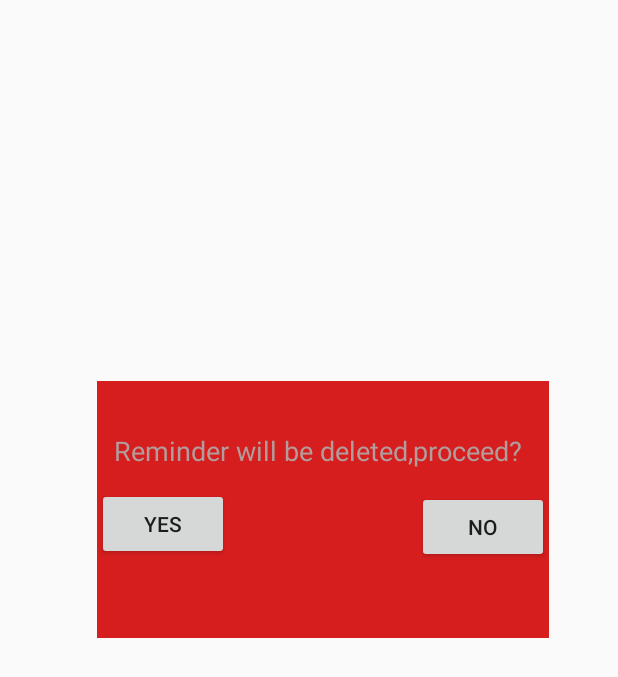
After one commit to mohamed-mokhtar/RemindMe, an Android app: the layout delete_warning.xml on its own in the app's theme, with its tools: preview values and no code run, on a phone screen of 412 x 824 dp. The commit adds this screen. Shown: the top 677 px of the screen. Run offline under Robolectric (Android 15) with nearby library versions, the phone set to English and light mode, and no system bars.

Commit message:
edit+delete done 1st rem is crashing

```diff
--- a/app/src/main/java/com/remindme/RemindersDbAdapter.java
+++ b/app/src/main/java/com/remindme/RemindersDbAdapter.java
@@ -112,7 +112,7 @@ public class RemindersDbAdapter {
     }
     //TODO implement the function deleteReminderById() to delete a certain reminder given its id
     public void deleteReminderById(int nId) {
-        String DELETE_ID =  "DELETE FROM " + TABLE_NAME + " WHERE " + COL_ID + " = "+ Integer.toString(nId)+" );" ;
+        String DELETE_ID =  "DELETE FROM " + TABLE_NAME + " WHERE (" + COL_ID + " = "+ Integer.toString(nId)+" );" ;
         Log.w(TAG, DELETE_ID);
         mDb.execSQL(DELETE_ID);
     }
--- a/app/src/main/res/layout/activity_main.xml
+++ b/app/src/main/res/layout/activity_main.xml
@@ -27,6 +27,10 @@
         android:id="@+id/list_view_id"
         android:layout_width="match_parent"
         android:layout_height="wrap_content"
-        tools:listitem="@layout/reminder_item" />
+        tools:listitem="@layout/reminder_item"
+        android:clickable="false"
+        android:descendantFocusability="blocksDescendants"
+        android:focusable="false"
+        android:focusableInTouchMode="false"/>
 
 </LinearLayout>
--- /dev/null
+++ b/app/src/main/res/layout/delete_warning.xml
@@ -0,0 +1,58 @@
+<?xml version="1.0" encoding="utf-8"?>
+<androidx.constraintlayout.widget.ConstraintLayout xmlns:android="http://schemas.android.com/apk/res/android"
+    xmlns:app="http://schemas.android.com/apk/res-auto"
+    xmlns:tools="http://schemas.android.com/tools"
+    android:layout_width="match_parent"
+    android:layout_height="match_parent">
+
+    <androidx.constraintlayout.widget.ConstraintLayout
+        android:layout_width="301dp"
+        android:layout_height="171dp"
+        android:background="#D61E1E"
+        app:layout_constraintBottom_toBottomOf="parent"
+        app:layout_constraintEnd_toEndOf="parent"
+        app:layout_constraintHorizontal_bias="0.582"
+        app:layout_constraintStart_toStartOf="parent"
+        app:layout_constraintTop_toTopOf="parent"
+        app:layout_constraintVertical_bias="0.389"
+        tools:ignore="MissingConstraints">
+
+        <Button
+            android:id="@+id/buttonyes"
+            android:layout_width="wrap_content"
+            android:layout_height="wrap_content"
+            android:text="YES"
+            app:layout_constraintBottom_toBottomOf="parent"
+            app:layout_constraintEnd_toEndOf="parent"
+            app:layout_constraintHorizontal_bias="0.0"
+            app:layout_constraintStart_toStartOf="parent"
+            app:layout_constraintTop_toBottomOf="@+id/warning"
+            app:layout_constraintVertical_bias="0.198" />
+
+        <Button
+            android:id="@+id/buttonno"
+            android:layout_width="wrap_content"
+            android:layout_height="wrap_content"
+            android:layout_marginBottom="36dp"
+            android:text="NO"
+            app:layout_constraintBottom_toBottomOf="parent"
+            app:layout_constraintEnd_toEndOf="parent"
+            app:layout_constraintHorizontal_bias="1.0"
+            app:layout_constraintStart_toEndOf="@+id/buttonyes"
+            app:layout_constraintTop_toBottomOf="@+id/warning" />
+
+        <TextView
+            android:id="@+id/warning"
+            android:layout_width="wrap_content"
+            android:layout_height="wrap_content"
+            android:text="Reminder will be deleted,proceed?"
+            android:textColor="#B39C9C"
+            android:textSize="18sp"
+            app:layout_constraintBottom_toBottomOf="parent"
+            app:layout_constraintEnd_toEndOf="parent"
+            app:layout_constraintHorizontal_bias="0.39"
+            app:layout_constraintStart_toStartOf="parent"
+            app:layout_constraintTop_toTopOf="parent"
+            app:layout_constraintVertical_bias="0.232" />
+    </androidx.constraintlayout.widget.ConstraintLayout>
+</androidx.constraintlayout.widget.ConstraintLayout>
--- a/app/src/main/res/layout/reminder_item.xml
+++ b/app/src/main/res/layout/reminder_item.xml
@@ -3,7 +3,8 @@
     android:layout_width="match_parent"
     android:layout_height="50dp"
     android:orientation="vertical"
-    android:background="@color/cardview_light_background">
+    android:background="@color/cardview_light_background"
+    >
 
     <LinearLayout
         android:orientation="horizontal"
```
Also changed, not shown: app/src/main/java/com/remindme/MainActivity.java (+113 -5 lines), app/src/main/res/layout/add_reminder_dialog.xml (+6 -3 lines), app/src/main/res/menu/edit_reminder.xml (added, +17 -0 lines), app/src/main/res/menu/menu_main.xml (+3 -7 lines).
